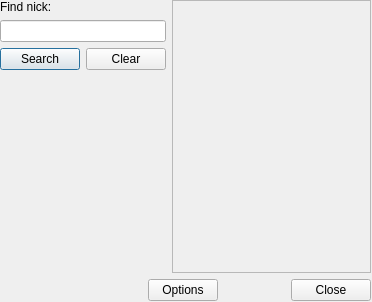
First picture: the form in ui/find_nick.ui, repository gitter-badger/simplechatclient, before the edit.
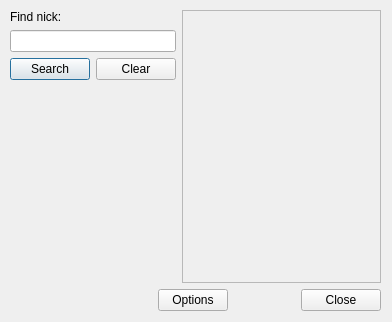
Second picture: the form after the edit.

```diff
--- a/ui/find_nick.ui
+++ b/ui/find_nick.ui
@@ -6,20 +6,20 @@
    <rect>
     <x>0</x>
     <y>0</y>
-    <width>372</width>
-    <height>302</height>
+    <width>392</width>
+    <height>322</height>
    </rect>
   </property>
   <property name="minimumSize">
    <size>
-    <width>372</width>
-    <height>302</height>
+    <width>392</width>
+    <height>322</height>
    </size>
   </property>
   <property name="maximumSize">
    <size>
-    <width>372</width>
-    <height>302</height>
+    <width>392</width>
+    <height>322</height>
    </size>
   </property>
   <property name="windowTitle">
@@ -28,8 +28,8 @@
   <widget class="QWidget" name="verticalLayoutWidget_2">
    <property name="geometry">
     <rect>
-     <x>0</x>
-     <y>0</y>
+     <x>10</x>
+     <y>10</y>
      <width>371</width>
      <height>301</height>
     </rect>
```
